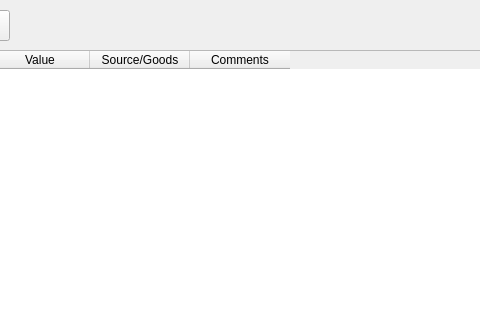
Above: ui/mainwindow.ui from maxjamcitar/purseqt before the change; both pictures show x 221 to 701 and y 0 to 320 of the 804 by 542 pixel window. Below: the same form after it.
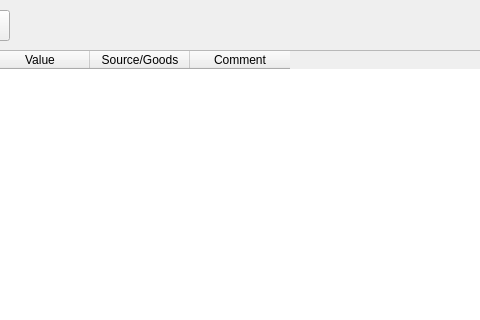
That is the form after the change.

Diff of the .ui file:
```diff
--- a/ui/mainwindow.ui
+++ b/ui/mainwindow.ui
@@ -48,7 +48,7 @@
     </column>
     <column>
      <property name="text">
-      <string>Comments</string>
+      <string>Comment</string>
      </property>
     </column>
    </widget>
```
